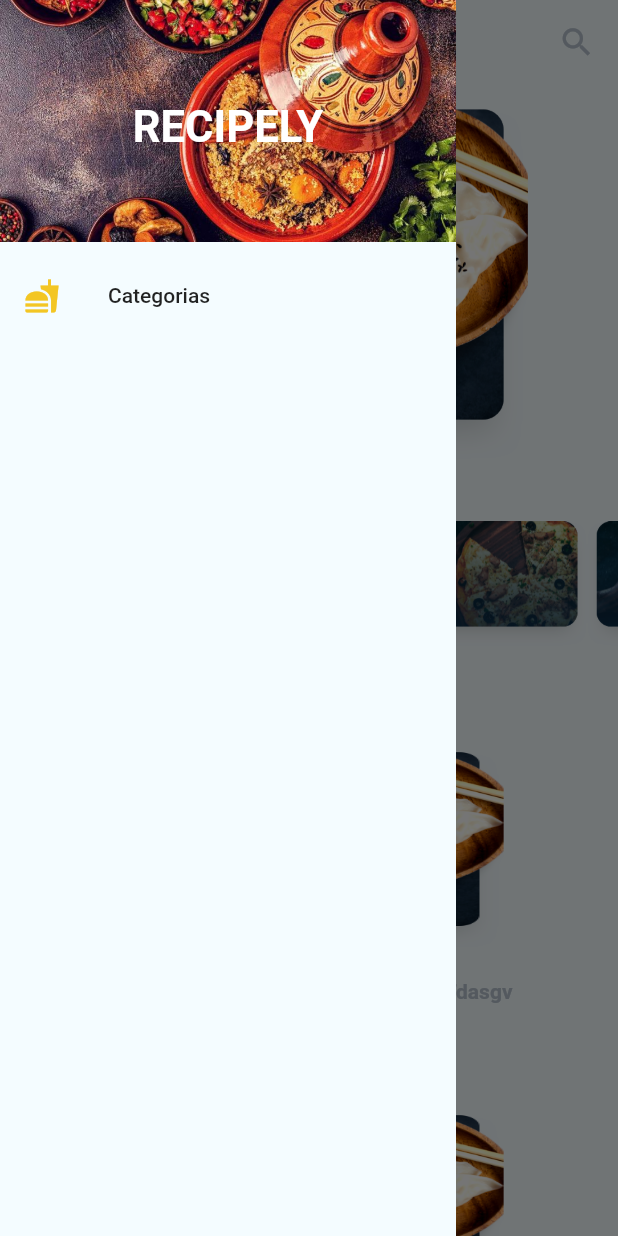
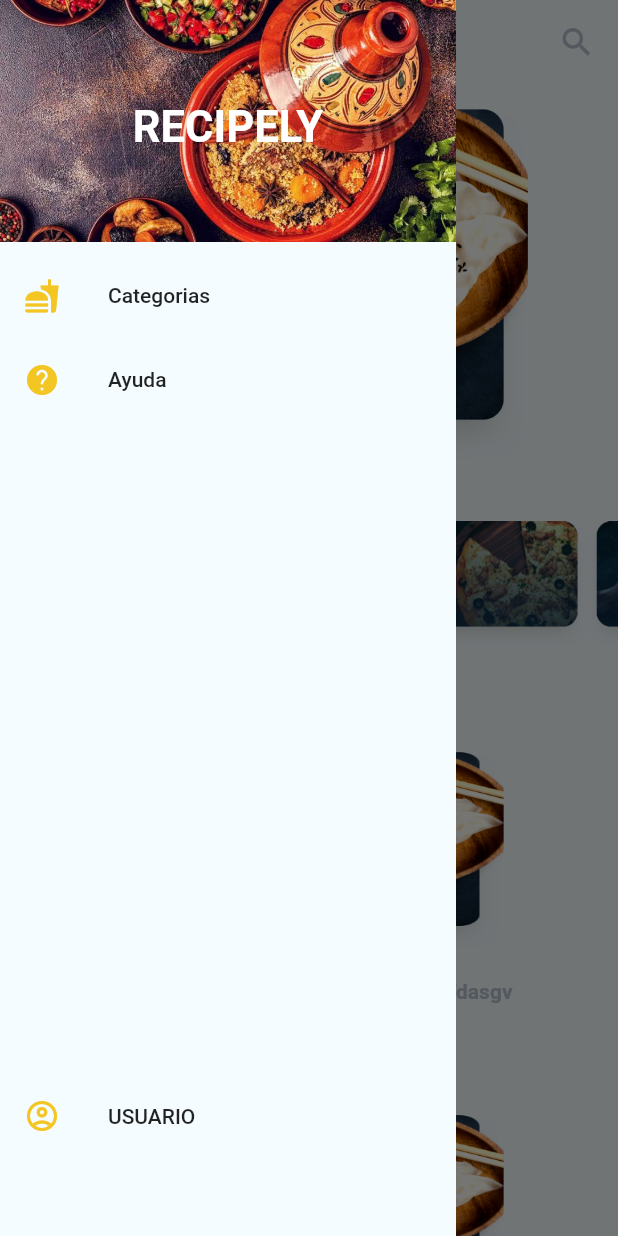
Before and after one commit to Belkim/recipelyMobile, a Flutter app: the screen it shows after launch, with the side drawer open, on a phone screen of 412 x 824 dp. Run offline on Flutter 3.47's test engine with Material 2 defaults, Android fonts, the phone set to English and light mode, and no system bars; our stand-ins replace flutter_swiper; Roboto replaces fonts that are missing (Avenir, PlayfairDisplay-Bold).

Commit message:
Diseño de Side Menu y aumento de Elementos en menú lateral

```diff
--- a/lib/src/widgets/menu_lateral.dart
+++ b/lib/src/widgets/menu_lateral.dart
@@ -8,7 +8,7 @@ Drawer menuLateral(context) {
           color: colorBG,
           child: ListView(padding: EdgeInsets.zero, children: [
             DrawerHeader(
-                decoration: BoxDecoration(
+                decoration: const BoxDecoration(
                     image: DecorationImage(
                         image: AssetImage("assets/receta_menu.png"),
                         fit: BoxFit.cover)),
@@ -21,6 +21,21 @@ Drawer menuLateral(context) {
               onTap: () {
                 Navigator.pushNamed(context, "categoria");
               },
-            )
+            ),
+            ListTile(
+              leading: Icon(Icons.help, color: colorIcons),
+              title: const Text("Ayuda"),
+              onTap: () {
+                Navigator.pushNamed(context, "categoria");
+              },
+            ),
+            const SizedBox(height: 435.0),
+            ListTile(
+              leading: Icon(Icons.account_circle_outlined, color: colorIcons),
+              title: const Text("USUARIO"),
+              onTap: () {
+                Navigator.pushNamed(context, "categoria");
+              },
+            ),
           ])));
 }
```
